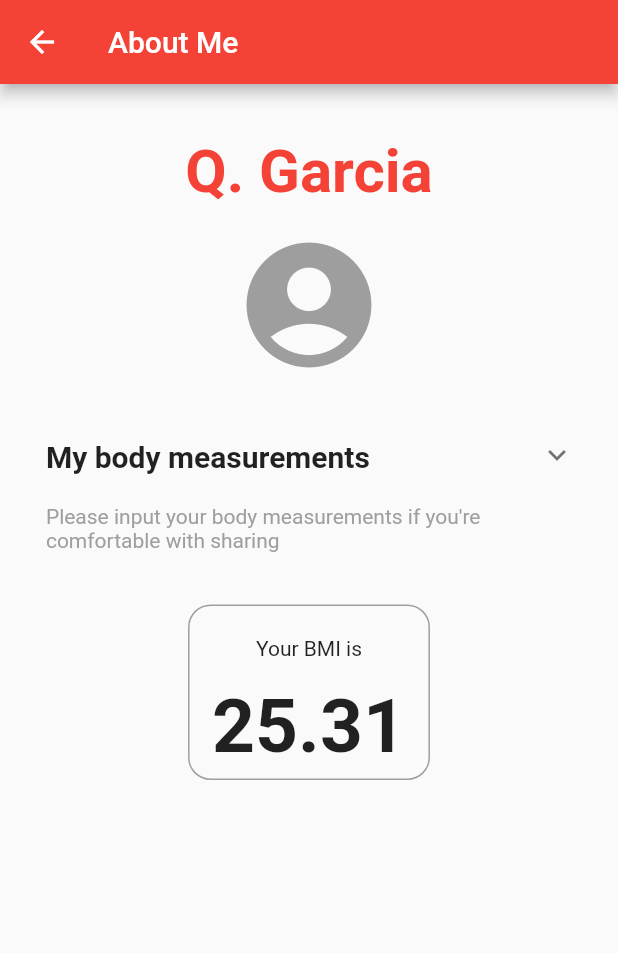
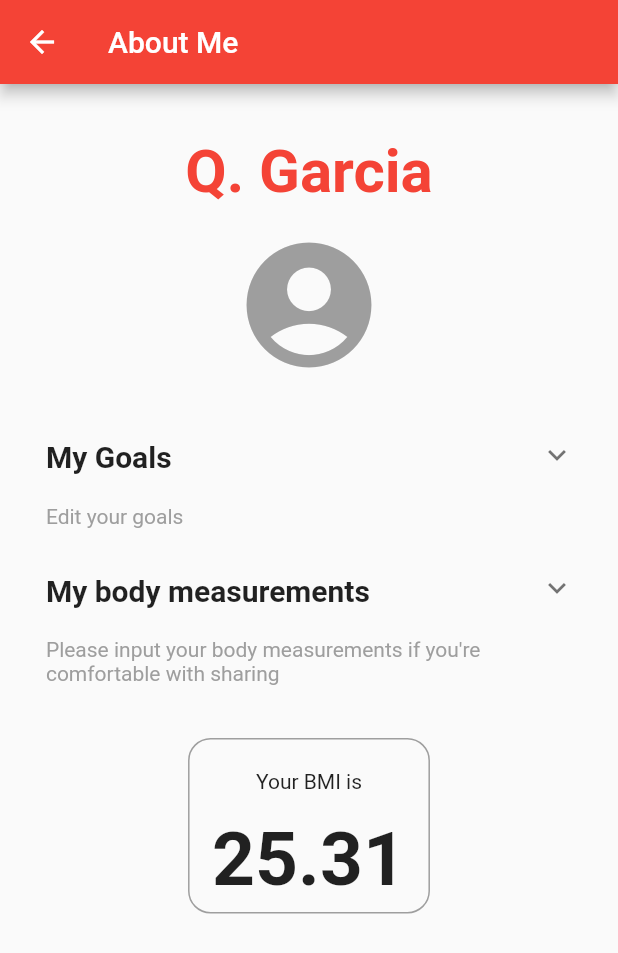
Before and after one commit to GDSCUTM-CommunityProjects/RedEat, a Flutter app: the MePage screen opened by its route, on a phone screen of 412 x 824 dp. Shown: the top 953 px of the screen. Run offline on Flutter 3.47's test engine with Material 2 defaults, Android fonts, the phone set to English and light mode, and no system bars; drawn by our look-alikes of expandable.

Commit message:
RED-27 added goals section on the ME page

```diff
--- a/src/lib/Pages/MePage.dart
+++ b/src/lib/Pages/MePage.dart
@@ -3,6 +3,7 @@ import 'dart:math';
 import 'package:flutter/material.dart';
 import 'package:flutter/widgets.dart';
 import 'package:expandable/expandable.dart';
+import 'package:src/Visual%20Components/Buttons/GoalButton.dart';
 import 'package:src/Visual%20Components/FormComponents/CollapsableText.dart';
 import 'package:src/Visual%20Components/FormComponents/MeasurementIndexBox.dart';
 import 'package:src/Visual%20Components/FormComponents/MetricField.dart';
@@ -26,6 +27,7 @@ class _MePageState extends State<MePage> {
   int heightCoversion = 12;
   bool isLbs = true;
   bool toSave = false;
+  final goalList = ["Gain Weight", "Maintain Weight", "Lose Weight"];
 
   @override
   void initState() {
@@ -118,7 +120,8 @@ class _MePageState extends State<MePage> {
             padding: EdgeInsets.symmetric(vertical: 15),
             child: Text(
               "Q. Garcia",
-              style: TextStyle(fontSize: 40, fontWeight: FontWeight.bold, color: Colors.red),
+              style: TextStyle(
+                  fontSize: 40, fontWeight: FontWeight.bold, color: Colors.red),
             ),
           ),
           const Icon(
@@ -136,13 +139,82 @@ class _MePageState extends State<MePage> {
                 padding: EdgeInsets.symmetric(vertical: 5),
                 child: ExpandableNotifier(
                   child: ExpandablePanel(
-                    header: CollapsableText(isTitle: true, text: "My body measurements",),
-                    collapsed: CollapsableText(text:
-                    "Please input your body measurements if you're comfortable with sharing",),
+                    header: CollapsableText(
+                      isTitle: true,
+                      text: "My Goals",
+                    ),
+                    collapsed: CollapsableText(
+                      text: "Edit your goals",
+                    ),
                     expanded:
                         // Change weight text fields
                         Column(children: [
-                      CollapsableText(text: "Please input your body measurements if you're comfortable with sharing", onExpanded: true,),
+                      CollapsableText(
+                        text: "Edit your goals for your weight and health. You want to ...",
+                        onExpanded: true,
+                      ),
+                      SizedBox(
+                        height: 10,
+                      ),
+                      Padding(
+                        padding: EdgeInsets.symmetric(vertical: 10),
+                        child: Row(
+                          mainAxisAlignment: MainAxisAlignment.spaceEvenly,
+                          children: [
+                            Container(
+                              width: 120,
+                              child: GoalButton(
+                                onPressed: () {},
+                                buttonTitle: goalList[0],
+                              ),
+                            ),
+                            Container(
+                              width: 120,
+                              child: GoalButton(
+                                onPressed: () {},
+                                buttonTitle: goalList[1],
+
+                              ),
+                            ),
+                            Container(
+                              width: 120,
+                              child: GoalButton(
+                                onPressed: () {},
+                                buttonTitle: goalList[2],
+                              ),
+                            )
+                          ],
+                        ),
+                      )
+                    ]),
+                  ),
+                ),
+              ),
+            ),
+          ),
+          Center(
+            child: Container(
+              width: MediaQuery.of(context).size.width * 0.9,
+              child: Padding(
+                padding: EdgeInsets.symmetric(vertical: 5),
+                child: ExpandableNotifier(
+                  child: ExpandablePanel(
+                    header: CollapsableText(
+                      isTitle: true,
+                      text: "My body measurements",
+                    ),
+                    collapsed: CollapsableText(
+                      text:
+                          "Please input your body measurements if you're comfortable with sharing",
+                    ),
+                    expanded:
+                        // Change weight text fields
+                        Column(children: [
+                      CollapsableText(
+                        text:
+                            "Please input your body measurements if you're comfortable with sharing",
+                        onExpanded: true,
+                      ),
 
                       SizedBox(
                         height: 10,
@@ -313,8 +385,8 @@ class _MePageState extends State<MePage> {
             height: 20,
           ),
           if (weight > 0 && height > 0)
-            MeasurementIndexBox(indexName: "BMI", indexValue: (BMI).toStringAsFixed(2)),
-
+            MeasurementIndexBox(
+                indexName: "BMI", indexValue: (BMI).toStringAsFixed(2)),
           if (toSave)
             Padding(
               padding: const EdgeInsets.symmetric(horizontal: 7, vertical: 25),
--- a/src/lib/Visual Components/Buttons/BaseButtonTemplate.dart
+++ b/src/lib/Visual Components/Buttons/BaseButtonTemplate.dart
@@ -6,6 +6,8 @@ class BaseButtonTemplate extends StatelessWidget {
   final GestureTapCallback onPressed;
   final String buttonTitle;
   Color color;
+  Color borderColor;
+  double borderWeight;
   double borderRadius;
   double height;
   double fontSize;
@@ -16,6 +18,8 @@ class BaseButtonTemplate extends StatelessWidget {
     super.key,
     required this.onPressed,
     required this.buttonTitle,
+    this.borderColor = Colors.transparent,
+    this.borderWeight = 0,
     this.color = Colors.red,
     this.borderRadius = 12.0,
     this.height = 50.0,
@@ -32,12 +36,14 @@ class BaseButtonTemplate extends StatelessWidget {
       style: ElevatedButton.styleFrom(
           backgroundColor: color,
           minimumSize: Size.fromHeight(height),
+          side: BorderSide(color: borderColor, width: borderWeight),
           shape: RoundedRectangleBorder(
             borderRadius: BorderRadius.circular(borderRadius),
           )),
       onPressed: onPressed,
       child: Text(
         buttonTitle,
+        textAlign: TextAlign.center,
         style: TextStyle(
           fontSize: fontSize,
           fontWeight: boldness,
--- a/src/lib/Visual Components/Buttons/ConversionButton.dart
+++ b/src/lib/Visual Components/Buttons/ConversionButton.dart
@@ -1,5 +1,4 @@
 import 'package:flutter/material.dart';
-import 'package:flutter/widgets.dart';
 import 'package:src/Visual%20Components/Buttons/BaseButtonTemplate.dart';
 
 class ConversionButton extends BaseButtonTemplate{
--- /dev/null
+++ b/src/lib/Visual Components/Buttons/GoalButton.dart
@@ -0,0 +1,18 @@
+import 'package:flutter/material.dart';
+import 'package:src/Visual%20Components/Buttons/BaseButtonTemplate.dart';
+
+class GoalButton extends BaseButtonTemplate {
+  final GestureTapCallback onPressed;
+  final String buttonTitle;
+  final double fontsize;
+  GoalButton({required this.onPressed, required this.buttonTitle, this.fontsize=15})
+      : super(
+            onPressed: onPressed,
+            buttonTitle: buttonTitle,
+            borderRadius: 8,
+            height: 50,
+            fontSize: fontsize,
+            paddingValH: 10,
+            paddingValV: 20,
+            color: Colors.redAccent);
+}
--- a/src/lib/Visual Components/FormComponents/CollapsableText.dart
+++ b/src/lib/Visual Components/FormComponents/CollapsableText.dart
@@ -27,6 +27,7 @@ class CollapsableText extends StatelessWidget {
         padding: EdgeInsets.symmetric(horizontal: 10, vertical: 10),
         child: Text(
           text,
+          textAlign: TextAlign.left,
         ),
       );
     } else{
```
